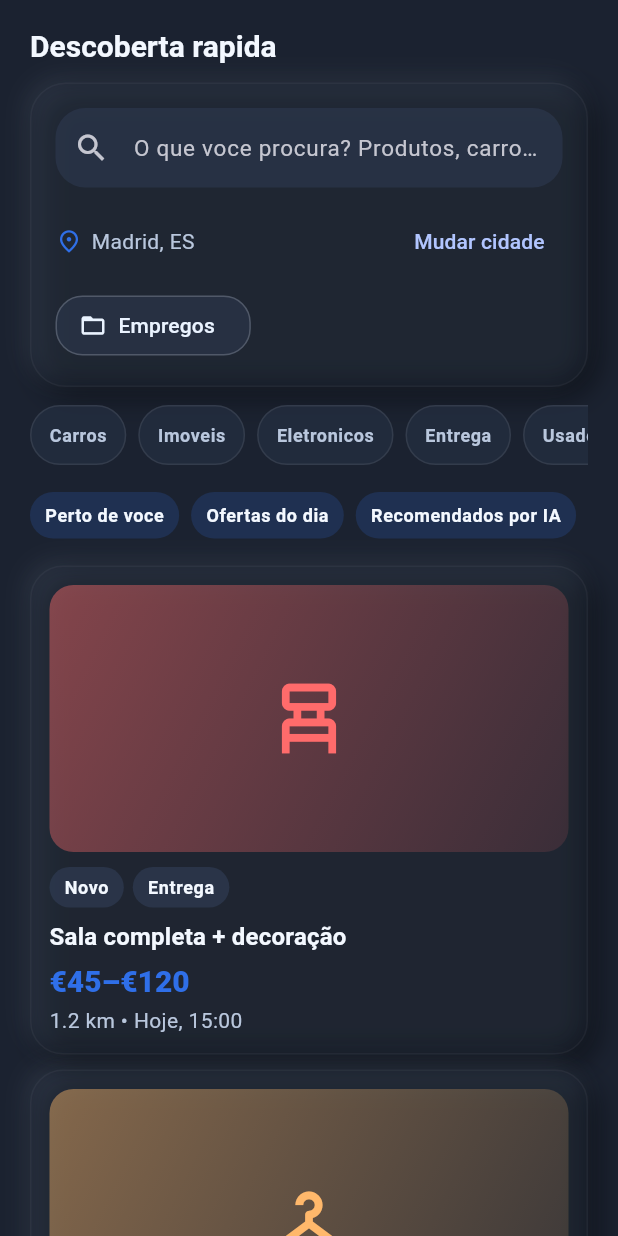
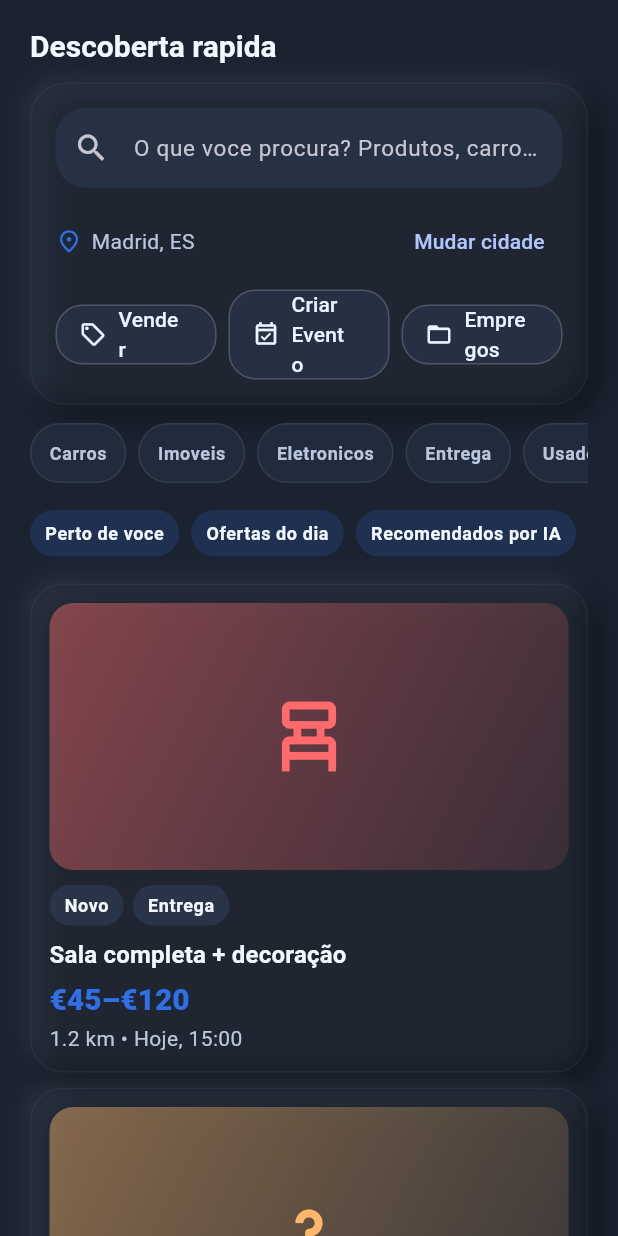
Before and after one commit to Mauricio-HNS/ClinicFlow-AI, a Flutter app: the HomeScreen screen opened directly, on a phone screen of 412 x 824 dp. Run offline on Flutter 3.47's test engine with Material 3 defaults, Android fonts, the phone set to English and light mode, and no system bars; our stand-ins replace image_picker.

Commit message:
feat(home): add top actions for sell, event and jobs

```diff
--- a/lib/screens/home_screen.dart
+++ b/lib/screens/home_screen.dart
@@ -1,6 +1,7 @@
 import 'package:flutter/material.dart';
 import '../data/mock_sales.dart';
 import '../models/sale.dart';
+import 'create_sale_screen.dart';
 import '../theme/app_colors.dart';
 import '../widgets/glass.dart';
 
@@ -40,6 +41,14 @@
                   _HeroSearch(
                     cityLabel: _city,
                     onChangeCity: _openCityPicker,
+                    onOpenSell: () {
+                      Navigator.of(context).push(
+                        MaterialPageRoute<void>(
+                          builder: (_) => const CreateSaleScreen(),
+                        ),
+                      );
+                    },
+                    onOpenEvent: () => _openEventInfoSheet(context),
                     onOpenJobs: () => Navigator.pushNamed(context, '/jobs'),
                   ),
                   const SizedBox(height: 12),
@@ -139,11 +148,15 @@
 class _HeroSearch extends StatelessWidget {
   final String cityLabel;
   final VoidCallback onChangeCity;
+  final VoidCallback onOpenSell;
+  final VoidCallback onOpenEvent;
   final VoidCallback onOpenJobs;
 
   const _HeroSearch({
     required this.cityLabel,
     required this.onChangeCity,
+    required this.onOpenSell,
+    required this.onOpenEvent,
     required this.onOpenJobs,
   });
 
@@ -181,16 +194,32 @@
             ],
           ),
           const SizedBox(height: 8),
-          Align(
-            alignment: Alignment.centerLeft,
-            child: OutlinedButton.icon(
-              onPressed: onOpenJobs,
-              icon: const Icon(Icons.folder_open_outlined),
-              label: const Text('Empregos'),
-              style: OutlinedButton.styleFrom(
-                side: BorderSide(color: AppColors.textPrimary.withValues(alpha: 0.2)),
+          Row(
+            children: [
+              Expanded(
+                child: OutlinedButton.icon(
+                  onPressed: onOpenSell,
+                  icon: const Icon(Icons.sell_outlined),
+                  label: const Text('Vender'),
+                ),
               ),
-            ),
+              const SizedBox(width: 8),
+              Expanded(
+                child: OutlinedButton.icon(
+                  onPressed: onOpenEvent,
+                  icon: const Icon(Icons.event_available_outlined),
+                  label: const Text('Criar Evento'),
+                ),
+              ),
+              const SizedBox(width: 8),
+              Expanded(
+                child: OutlinedButton.icon(
+                  onPressed: onOpenJobs,
+                  icon: const Icon(Icons.folder_open_outlined),
+                  label: const Text('Empregos'),
+                ),
+              ),
+            ],
           ),
         ],
       ),
@@ -376,3 +405,39 @@
 void _showHint(BuildContext context, String message) {
   ScaffoldMessenger.of(context).showSnackBar(SnackBar(content: Text(message)));
 }
+
+void _openEventInfoSheet(BuildContext context) {
+  showModalBottomSheet<void>(
+    context: context,
+    backgroundColor: AppColors.surface,
+    showDragHandle: true,
+    builder: (context) {
+      return SafeArea(
+        child: Padding(
+          padding: const EdgeInsets.fromLTRB(16, 8, 16, 20),
+          child: Column(
+            mainAxisSize: MainAxisSize.min,
+            crossAxisAlignment: CrossAxisAlignment.start,
+            children: [
+              Text('Criar Evento', style: Theme.of(context).textTheme.titleLarge),
+              const SizedBox(height: 6),
+              Text(
+                'Pacote promocional: 3€ para publicar ate 15 itens. Os itens entram no feed em ondas para manter visibilidade durante o dia.',
+                style: Theme.of(context).textTheme.bodyMedium,
+              ),
+              const SizedBox(height: 12),
+              FilledButton.icon(
+                onPressed: () {
+                  Navigator.pop(context);
+                  _showHint(context, 'Checkout de evento (3€) sera conectado em seguida.');
+                },
+                icon: const Icon(Icons.payments_outlined),
+                label: const Text('Publicar evento por 3€'),
+              ),
+            ],
+          ),
+        ),
+      );
+    },
+  );
+}
```
